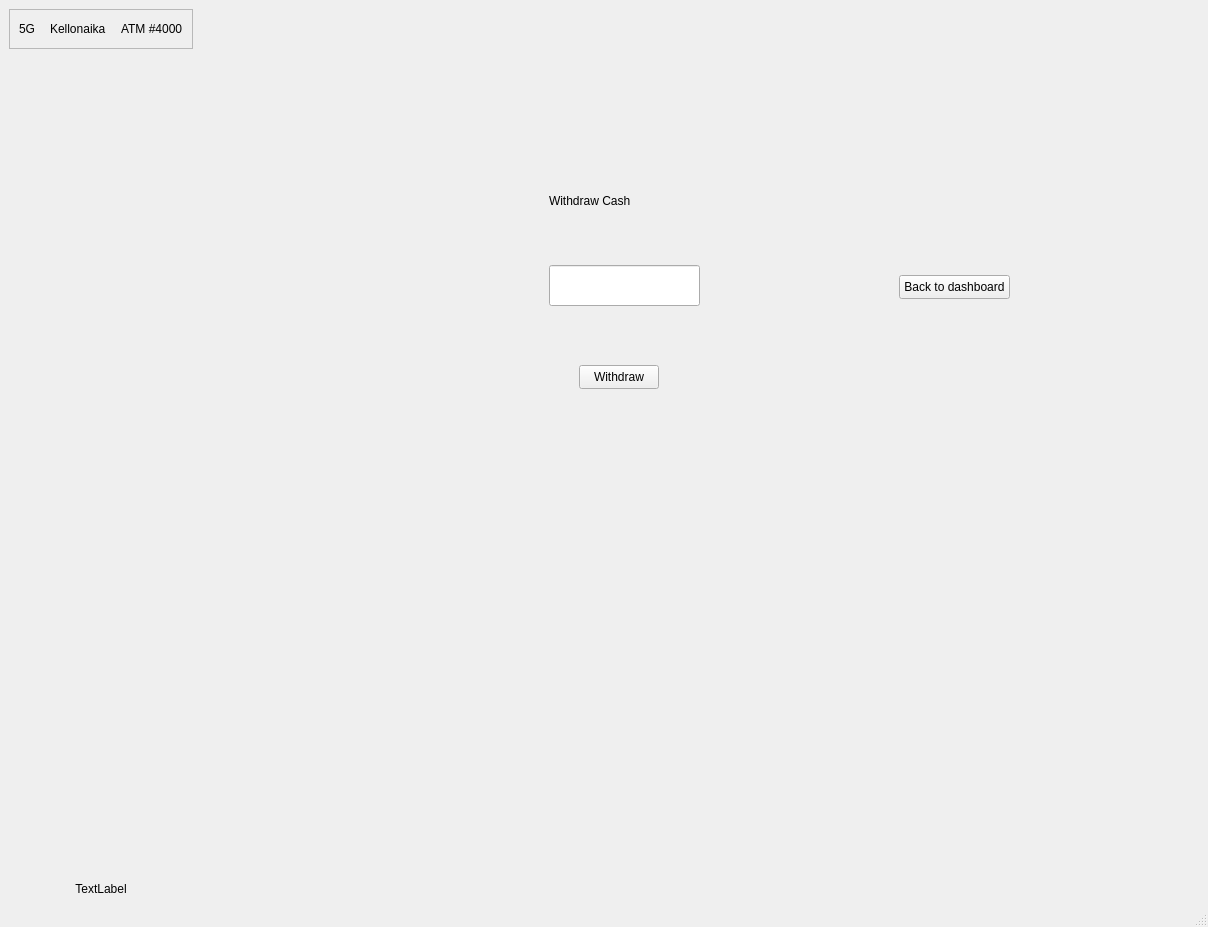
First picture: the form in frontend/mainwindow.ui, repository tommiLipponen/Pankki, before the edit.
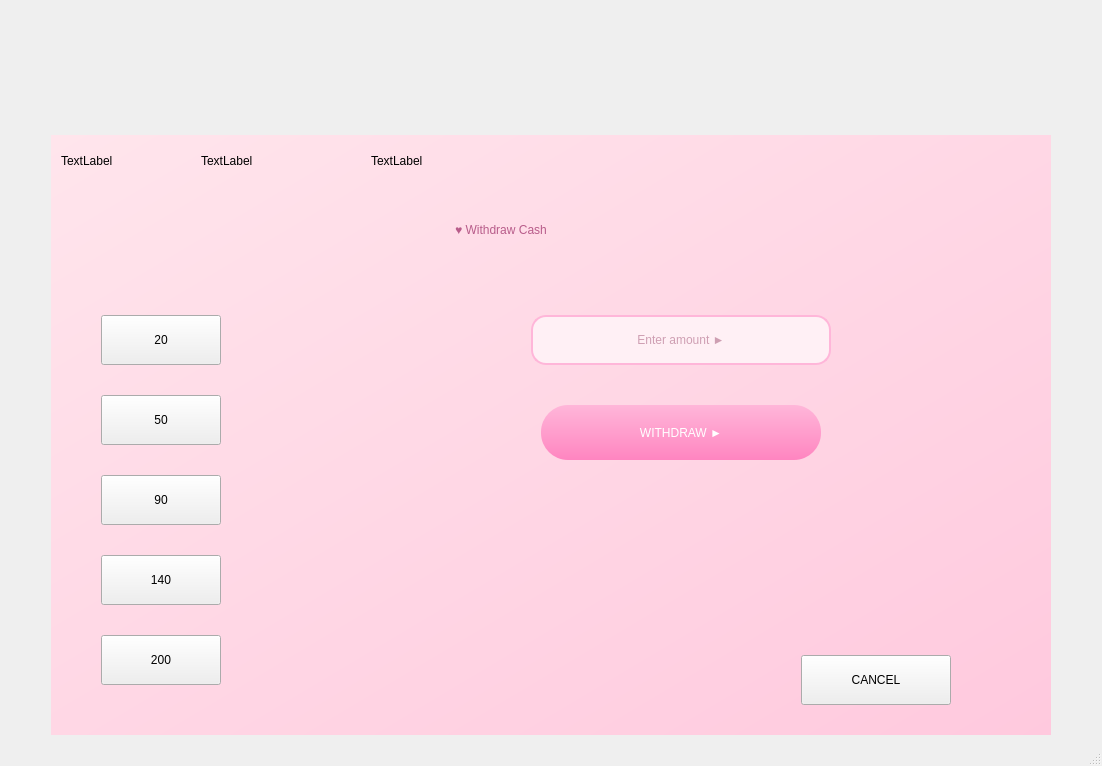
Second picture: the form after the edit.

Commit message:
Fix withdraw page UI and add live status indicators
- Fix withdraw page layout and button positioning
- Add live backend health check indicator
- Add real-time clock display (Finnish format)
- Implement quick withdraw buttons (20, 50, 90, 140, 200 EUR)
- Improve error handling for withdraw operations
- Add proper balance updates after withdrawal
- Clean up UI styling and improve button feedback
- Add connection status polling (30 second intervals)

Diff of the .ui file:
```diff
--- a/frontend/mainwindow.ui
+++ b/frontend/mainwindow.ui
@@ -6,8 +6,8 @@
    <rect>
     <x>0</x>
     <y>0</y>
-    <width>1208</width>
-    <height>927</height>
+    <width>1102</width>
+    <height>766</height>
    </rect>
   </property>
   <property name="minimumSize">
@@ -20,30 +20,11 @@
    <string>MainWindow</string>
   </property>
   <widget class="QWidget" name="centralwidget">
+   <property name="styleSheet">
+    <string notr="true"/>
+   </property>
    <layout class="QGridLayout" name="gridLayout_4">
-    <item row="2" column="0">
-     <widget class="QLabel" name="errorLabel">
-      <property name="sizePolicy">
-       <sizepolicy hsizetype="Preferred" vsizetype="Fixed">
-        <horstretch>0</horstretch>
-        <verstretch>0</verstretch>
-       </sizepolicy>
-      </property>
-      <property name="maximumSize">
-       <size>
-        <width>16777215</width>
-        <height>16777215</height>
-       </size>
-      </property>
-      <property name="text">
-       <string>TextLabel</string>
-      </property>
-      <property name="alignment">
-       <set>Qt::AlignmentFlag::AlignCenter</set>
-      </property>
-     </widget>
-    </item>
-    <item row="1" column="0">
+    <item row="4" column="1">
      <spacer name="verticalSpacer_6">
       <property name="orientation">
        <enum>Qt::Orientation::Vertical</enum>
@@ -56,72 +37,7 @@
       </property>
      </spacer>
     </item>
-    <item row="0" column="0">
-     <widget class="QFrame" name="detailFrame">
-      <property name="maximumSize">
-       <size>
-        <width>16777215</width>
-        <height>40</height>
-       </size>
-      </property>
-      <property name="frameShape">
-       <enum>QFrame::Shape::StyledPanel</enum>
-      </property>
-      <property name="frameShadow">
-       <enum>QFrame::Shadow::Raised</enum>
-      </property>
-      <layout class="QGridLayout" name="gridLayout_2">
-       <item row="0" column="3">
-        <spacer name="horizontalSpacer_3">
-         <property name="orientation">
-          <enum>Qt::Orientation::Horizontal</enum>
-         </property>
-         <property name="sizeHint" stdset="0">
-          <size>
-           <width>40</width>
-           <height>20</height>
-          </size>
-         </property>
-        </spacer>
-       </item>
-       <item row="0" column="0">
-        <widget class="QLabel" name="connectionLabel">
-         <property name="text">
-          <string>5G</string>
-         </property>
-        </widget>
-       </item>
-       <item row="0" column="2">
-        <widget class="QLabel" name="timeLabel">
-         <property name="text">
-          <string>Kellonaika</string>
-         </property>
-        </widget>
-       </item>
-       <item row="0" column="4">
-        <widget class="QLabel" name="atmLabel">
-         <property name="text">
-          <string>ATM #4000</string>
-         </property>
-        </widget>
-       </item>
-       <item row="0" column="1">
-        <spacer name="horizontalSpacer_2">
-         <property name="orientation">
-          <enum>Qt::Orientation::Horizontal</enum>
-         </property>
-         <property name="sizeHint" stdset="0">
-          <size>
-           <width>40</width>
-           <height>20</height>
-          </size>
-         </property>
-        </spacer>
-       </item>
-      </layout>
-     </widget>
-    </item>
-    <item row="1" column="1">
+    <item row="5" column="1">
      <widget class="QStackedWidget" name="stackedWidget">
       <property name="enabled">
        <bool>true</bool>
@@ -138,6 +54,11 @@
         <height>600</height>
        </size>
       </property>
+      <property name="styleSheet">
+       <string notr="true">QStackedWidget {
+    background: transparent;
+}</string>
+      </property>
       <property name="currentIndex">
        <number>5</number>
       </property>
@@ -712,75 +633,240 @@
        </widget>
       </widget>
       <widget class="QWidget" name="correctWithdrawPage">
+       <property name="minimumSize">
+        <size>
+         <width>1000</width>
+         <height>600</height>
+        </size>
+       </property>
+       <property name="styleSheet">
+        <string notr="true">QWidget#correctWithdrawPage {
+    background: qlineargradient(x1:0, y1:0, x2:1, y2:1, stop:0 #FFE5EC, stop:1 #FFC9DE);
+}</string>
+       </property>
        <widget class="QLabel" name="withdrawTitleLabel">
         <property name="geometry">
          <rect>
-          <x>350</x>
-          <y>20</y>
-          <width>171</width>
-          <height>31</height>
+          <x>300</x>
+          <y>70</y>
+          <width>300</width>
+          <height>50</height>
          </rect>
         </property>
         <property name="styleSheet">
-         <string notr="true">font: 600 18pt &quot;Segoe UI&quot;;</string>
+         <string notr="true">font: 700 22pt &quot;Segoe UI&quot;;
+color: #B85C8A;
+background: transparent;
+padding: 10px;</string>
         </property>
         <property name="text">
-         <string>Withdraw Cash</string>
+         <string>♥ Withdraw Cash</string>
+        </property>
+        <property name="alignment">
+         <set>Qt::AlignmentFlag::AlignCenter</set>
         </property>
        </widget>
        <widget class="QLineEdit" name="withdrawAmountEdit">
         <property name="geometry">
          <rect>
-          <x>350</x>
-          <y>100</y>
-          <width>151</width>
-          <height>41</height>
+          <x>480</x>
+          <y>180</y>
+          <width>300</width>
+          <height>50</height>
          </rect>
         </property>
         <property name="styleSheet">
-         <string notr="true">font: 14pt &quot;Segoe UI&quot;;</string>
+         <string notr="true">QLineEdit {
+    background-color: #FFF0F5;
+    border: 2px solid #FFB6D9;
+    border-radius: 15px;
+    padding: 8px 15px;
+    font: 14pt &quot;Segoe UI&quot;;
+    color: #9D4E6F;
+}
+
+QLineEdit:focus {
+    border: 3px solid #FF85C0;
+    background-color: #FFFFFF;
+}</string>
         </property>
         <property name="text">
          <string/>
         </property>
+        <property name="alignment">
+         <set>Qt::AlignmentFlag::AlignCenter</set>
+        </property>
+        <property name="placeholderText">
+         <string>Enter amount ►</string>
+        </property>
        </widget>
        <widget class="QPushButton" name="withdrawSubmitButton">
         <property name="geometry">
          <rect>
-          <x>380</x>
-          <y>200</y>
-          <width>80</width>
-          <height>24</height>
+          <x>490</x>
+          <y>270</y>
+          <width>280</width>
+          <height>55</height>
          </rect>
         </property>
+        <property name="styleSheet">
+         <string notr="true">QPushButton {
+    background: qlineargradient(x1:0, y1:0, x2:0, y2:1, stop:0 #FFB6D9, stop:1 #FF85C0);
+    border: none;
+    border-radius: 27px;
+    color: white;
+    font: bold 14pt &quot;Segoe UI&quot;;
+    padding: 10px;
+}
+
+QPushButton:hover {
+    background: qlineargradient(x1:0, y1:0, x2:0, y2:1, stop:0 #FF85C0, stop:1 #FF5CAA);
+}
+
+QPushButton:pressed {
+    background: #FF5CAA;
+}</string>
+        </property>
         <property name="text">
-         <string>Withdraw</string>
+         <string>WITHDRAW ►</string>
         </property>
        </widget>
        <widget class="QPushButton" name="withdrawToDashboardButton">
         <property name="geometry">
          <rect>
-          <x>700</x>
-          <y>110</y>
-          <width>111</width>
-          <height>24</height>
+          <x> 750</x>
+          <y> 520</y>
+          <width> 150</width>
+          <height> 50</height>
          </rect>
         </property>
         <property name="text">
-         <string>Back to dashboard</string>
+         <string>CANCEL</string>
         </property>
        </widget>
        <widget class="QLabel" name="withdrawErrorLabel">
         <property name="geometry">
          <rect>
-          <x>240</x>
-          <y>360</y>
-          <width>361</width>
-          <height>71</height>
+          <x>200</x>`n           <y>400</y>`n           <width>600</width>`n           <height>40</height>
          </rect>
         </property>
+        <property name="styleSheet">
+         <string notr="true">QLabel {
+    color: #E91E63;
+    font: 600 11pt &quot;Segoe UI&quot;;
+    background: transparent;
+    padding: 3px;
+}</string>
+        </property>
         <property name="text">
          <string/>
+        </property>
+        <property name="alignment">
+         <set>Qt::AlignmentFlag::AlignCenter</set>
+        </property>
+       </widget>
+       <widget class="QLabel" name="connectionIndicator">
+        <property name="geometry">
+         <rect>
+          <x> 10</x>
+          <y>10</y>
+          <width> 120</width>
+          <height>31</height>
+         </rect>
+        </property>
+        <property name="text">
+         <string>TextLabel</string>
+        </property>
+       </widget>
+       <widget class="QLabel" name="dateTime">
+        <property name="geometry">
+         <rect>
+          <x> 150</x>
+          <y>10</y>
+          <width> 150</width>
+          <height>31</height>
+         </rect>
+        </property>
+        <property name="text">
+         <string>TextLabel</string>
+        </property>
+       </widget>
+       <widget class="QLabel" name="atmSerialNumber">
+        <property name="geometry">
+         <rect>
+          <x> 320</x>
+          <y>10</y>
+          <width> 120</width>
+          <height>31</height>
+         </rect>
+        </property>
+        <property name="text">
+         <string>TextLabel</string>
+        </property>
+       </widget>
+       <widget class="QPushButton" name="withdraw_20">
+        <property name="geometry">
+         <rect>
+          <x> 50</x>
+          <y> 180</y>
+          <width> 120</width>
+          <height> 50</height>
+         </rect>
+        </property>
+        <property name="text">
+         <string>20</string>
+        </property>
+       </widget>
+       <widget class="QPushButton" name="withdraw_50">
+        <property name="geometry">
+         <rect>
+          <x> 50</x>
+          <y> 260</y>
+          <width> 120</width>
+          <height> 50</height>
+         </rect>
+        </property>
+        <property name="text">
+         <string>50</string>
+        </property>
+       </widget>
+       <widget class="QPushButton" name="withdraw_90">
+        <property name="geometry">
+         <rect>
+          <x> 50</x>
+          <y> 340</y>
+          <width> 120</width>
+          <height> 50</height>
+         </rect>
+        </property>
+        <property name="text">
+         <string>90</string>
+        </property>
+       </widget>
+       <widget class="QPushButton" name="withdraw_140">
+        <property name="geometry">
+         <rect>
+          <x> 50</x>
+          <y> 420</y>
+          <width> 120</width>
+          <height> 50</height>
+         </rect>
+        </property>
+        <property name="text">
+         <string>140</string>
+        </property>
+       </widget>
+       <widget class="QPushButton" name="withdraw_200">
+        <property name="geometry">
+         <rect>
+          <x> 50</x>
+          <y> 500</y>
+          <width> 120</width>
+          <height> 50</height>
+         </rect>
+        </property>
+        <property name="text">
+         <string>200</string>
         </property>
        </widget>
       </widget>
```
Left out of the diff: 17 changed lines with no effect on the pictures. The commit also changes 3 other files.
